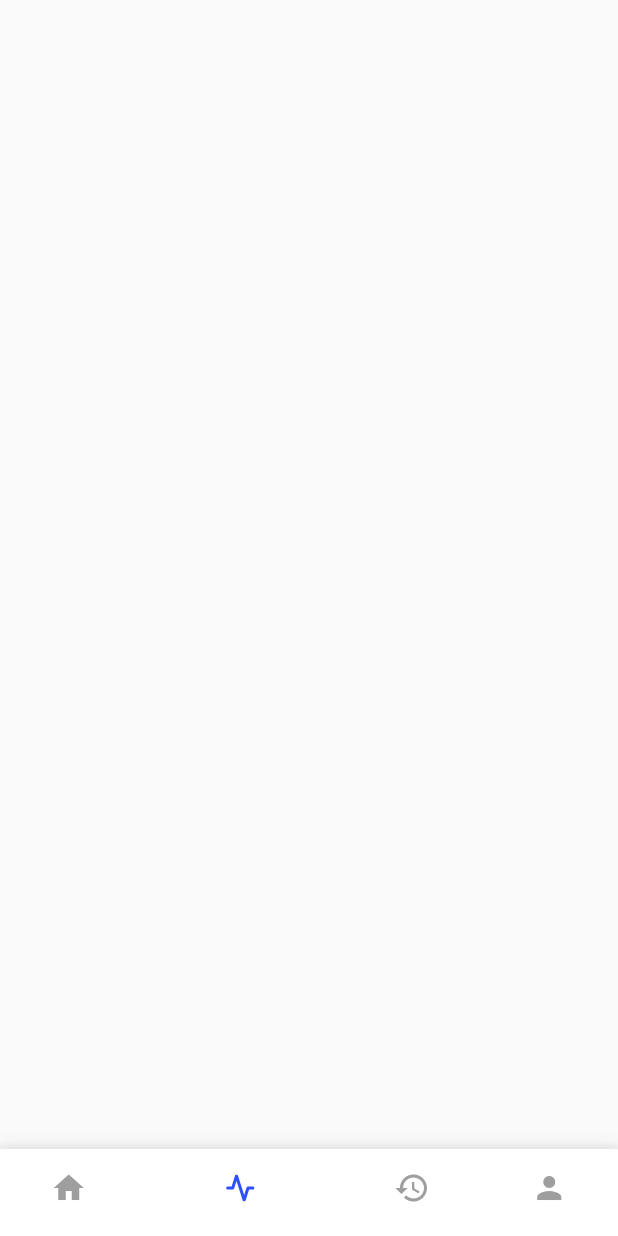
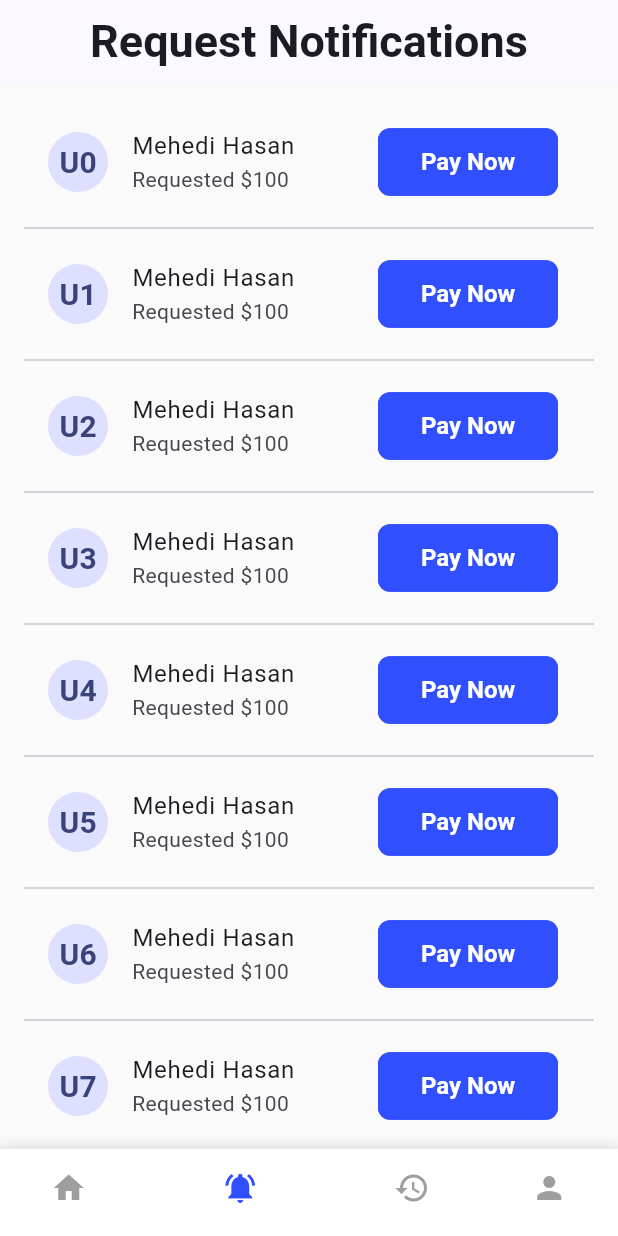
Before and after one commit to Code-Decoders/swiftx-monorepo, a Flutter app: the AppWrapper screen opened by its route, item 2 of the bottom bar chosen, on a phone screen of 412 x 824 dp. Run offline on Flutter 3.47's test engine with Material 3 defaults, Android fonts, the phone set to English and light mode, and no system bars; our stand-ins replace auto_route, dot_navigation_bar, flutter_svg, get_it, intl_phone_number_input, supabase_flutter; accounts and stored records are empty; network calls fail.

Commit message:
Refactor view models and add navigation to transactions

```diff
--- a/apps/swiftx_app/lib/app_wrapper.dart
+++ b/apps/swiftx_app/lib/app_wrapper.dart
@@ -43,10 +43,7 @@ class AppWrapper extends StatelessWidget {
                       label: 'Home',
                     ),
                     BottomNavigationBarItem(
-                      icon: AppIcon(icon: AppIcons.exchange),
-                      activeIcon: AppIcon(
-                          icon: AppIcons.exchange,
-                          color: Theme.of(context).primaryColor),
+                      icon: Icon(Icons.notifications_active),
                       label: 'Exchange',
                     ),
                     BottomNavigationBarItem(
--- a/apps/swiftx_app/lib/core/app_router.dart
+++ b/apps/swiftx_app/lib/core/app_router.dart
@@ -8,8 +8,12 @@ import 'package:swiftx_app/view/choose/choose_view.dart';
 import 'package:swiftx_app/view/home/home_view.dart';
 import 'package:swiftx_app/view/kyc/kyc_view.dart';
 import 'package:swiftx_app/view/login/login_view.dart';
-import 'package:swiftx_app/view/send/send_view.dart';
+import 'package:swiftx_app/view/request/request_view.dart';
+import 'package:swiftx_app/view/request_detail/request_detail_view.dart';
+import 'package:swiftx_app/view/send_request/send_request_view.dart';
 import 'package:swiftx_app/view/signup/signup_view.dart';
+import 'package:swiftx_app/view/transaction_detail/transaction_detail_view.dart';
+import 'package:swiftx_app/view/transactions/transactions_view.dart';
 import 'package:swiftx_app/view/welcome/welcome_view.dart';
 
 part 'app_router.gr.dart';
@@ -32,11 +36,18 @@ class AppRouter extends RootStackRouter {
         AutoRoute(page: AppRoute.page, initial: true, children: [
           AutoRoute(page: HomeTab.page, path: 'home', children: [
             AutoRoute(page: HomeRoute.page, initial: true),
-            AutoRoute(page: SendRoute.page, path: 'send'),
+            AutoRoute(page: SendRequestRoute.page, path: 'send'),
             AutoRoute(page: ChooseRoute.page, path: 'choose'),
+            AutoRoute(page: TransactionDetailRoute.page)
           ]),
-          AutoRoute(page: ExchangeTab.page, path: 'exchange'),
-          AutoRoute(page: TransactionTab.page, path: 'transaction'),
+          AutoRoute(page: ExchangeTab.page, path: 'exchange', children: [
+            AutoRoute(page: RequestRoute.page, initial: true),
+            AutoRoute(page: RequestDetailRoute.page)
+          ]),
+          AutoRoute(page: TransactionTab.page, path: 'transaction', children: [
+            AutoRoute(page: TransactionsRoute.page, initial: true),
+            AutoRoute(page: TransactionDetailRoute.page)
+          ]),
           AutoRoute(page: ProfileTab.page, path: 'profile', children: [
             AutoRoute(page: AccountRoute.page, initial: true),
           ]),
--- a/apps/swiftx_app/lib/view/account/account_viewmodel.dart
+++ b/apps/swiftx_app/lib/view/account/account_viewmodel.dart
@@ -13,4 +13,8 @@ class AccountViewModel extends BaseViewModel {
       router.replace(WelcomeRoute());
     });
   }
+
+  void navigateToTransactions() {
+    router.push(TransactionTab());
+  }
 }
--- a/apps/swiftx_app/lib/view/choose/choose_view.dart
+++ b/apps/swiftx_app/lib/view/choose/choose_view.dart
@@ -1,9 +1,11 @@
 import 'package:auto_route/auto_route.dart';
 import 'package:flutter/material.dart';
+import 'package:swiftx_app/core/app_router.dart';
 
 @RoutePage()
 class ChooseView extends StatelessWidget {
-  const ChooseView({super.key});
+  final bool isIncome;
+  const ChooseView({super.key, required this.isIncome});
 
   @override
   Widget build(BuildContext context) {
@@ -49,6 +51,7 @@ class ChooseView extends StatelessWidget {
                 itemCount: 5,
                 itemBuilder: (context, index) {
                   return ListTile(
+                    onTap: () => {context.router.push(SendRequestRoute(isIncome: isIncome))},
                     leading: CircleAvatar(
                       backgroundImage: NetworkImage(
                           'https://via.placeholder.com/150'), // Replace with actual image URL
--- a/apps/swiftx_app/lib/view/home/home_view.dart
+++ b/apps/swiftx_app/lib/view/home/home_view.dart
@@ -36,7 +36,7 @@ class HomeView extends StatelessWidget {
                   padding: EdgeInsets.symmetric(vertical: 10),
                   title: "Send",
                   onTap: () {
-                    context.router.push(ChooseRoute());
+                    context.router.push(ChooseRoute(isIncome: false));
                   },
                 ),
               ),
@@ -46,7 +46,9 @@ class HomeView extends StatelessWidget {
                   padding: EdgeInsets.symmetric(vertical: 10),
                   icon: AppIcons.money_receive,
                   title: "Request",
-                  onTap: () {},
+                  onTap: () {
+                    context.router.push(ChooseRoute(isIncome: true));
+                  },
                 ),
               )
             ],
--- /dev/null
+++ b/apps/swiftx_app/lib/view/request/request_view.dart
@@ -0,0 +1,43 @@
+import 'package:auto_route/auto_route.dart';
+import 'package:flutter/material.dart';
+import 'package:swiftx_app/core/app_router.dart';
+import 'package:swiftx_app/widget/button/app_button.dart';
+
+@RoutePage()
+class RequestView extends StatelessWidget {
+  const RequestView({super.key});
+
+  @override
+  Widget build(BuildContext context) {
+    return Scaffold(
+      appBar: AppBar(
+        title: Text('Request Notifications'),
+        centerTitle: true,
+      ),
+      body: ListView.separated(
+        padding: const EdgeInsets.all(16.0),
+        itemCount: 10,
+        separatorBuilder: (context, index) {
+          return Divider();
+        },
+        itemBuilder: (context, index) {
+          return ListTile(
+            leading: CircleAvatar(
+              child: Text('U$index'),
+            ),
+            title: Text('Mehedi Hasan'),
+            subtitle: Text('Requested \$100'),
+            trailing: SizedBox(
+                width: 120,
+                child: AppButton.primary(
+                    padding: EdgeInsets.symmetric(vertical: 10),
+                    title: 'Pay Now',
+                    onTap: () {
+                      context.router.push(RequestDetailRoute(requestId: '1'));
+                    })),
+          );
+        },
+      ),
+    );
+  }
+}
```
Also changed, not shown: apps/swiftx_app/lib/core/service/auth_service.dart (+8 -0 lines), apps/swiftx_app/lib/view/account/account_view.dart (+5 -8 lines), apps/swiftx_app/lib/view/request_detail/request_detail_view.dart (added, +97 -0 lines), apps/swiftx_app/lib/view/send_request/send_request_view.dart (renamed from apps/swiftx_app/lib/view/send/send_view.dart, +7 -21 lines), apps/swiftx_app/lib/view/signup/signup_view.dart (+12 -0 lines), apps/swiftx_app/lib/view/signup/signup_viewmodel.dart (+21 -0 lines), apps/swiftx_app/lib/view/transaction_detail/transaction_detail_view.dart (added, +138 -0 lines), apps/swiftx_app/lib/view/transactions/transactions_view.dart (added, +35 -0 lines), apps/swiftx_app/lib/widget/card/transaction_card.dart (+6 -1 lines), apps/swiftx_app/lib/core/app_router.gr.dart, apps/swiftx_app/lib/view/request/request_viewmodel.dart (added), apps/swiftx_app/lib/view/request_detail/request_detail_viewmodel.dart (added), apps/swiftx_app/lib/view/transactions/transactions_viewmodel.dart (added), 1 other file.
